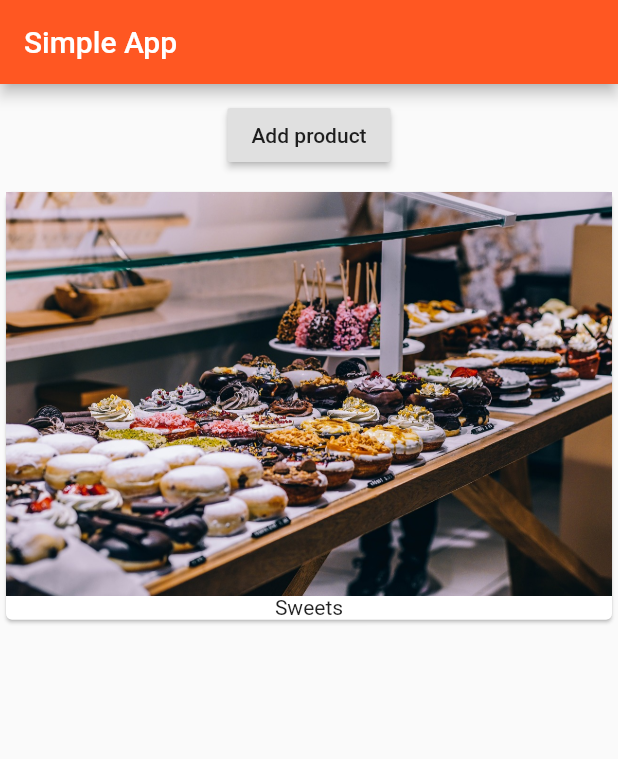
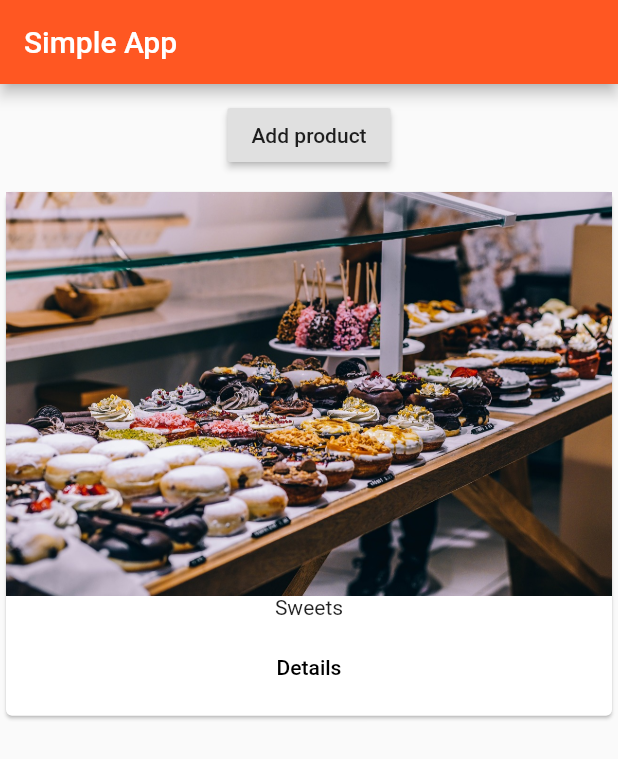
Before and after one commit to xdass/flutter_learn, a Flutter app: the screen it shows after launch, after a tap on "Add product", on a phone screen of 412 x 824 dp. Shown: the top 759 px of the screen. Run offline on Flutter 3.47's test engine with Material 2 defaults, Android fonts, the phone set to English and light mode, and no system bars.

Commit message:
Add navigation

```diff
--- a/lib/main.dart
+++ b/lib/main.dart
@@ -1,6 +1,8 @@
 import 'package:flutter/material.dart';
 import './product_manager.dart';
 // import 'package:flutter/rendering.dart';
+
+import './pages/home.dart';
 
 void main() {
   // debugPaintBaselinesEnabled = true;
@@ -13,11 +15,7 @@ class MyApp extends StatelessWidget {
     return MaterialApp(
       // debugShowMaterialGrid: true,
       theme: ThemeData(primarySwatch: Colors.deepOrange),
-      home: Scaffold(
-          appBar: AppBar(
-            title: Text('Simple App'),
-          ),
-          body: ProductManager()),
+      home: HomePage(),
     );
   }
 }
--- /dev/null
+++ b/lib/pages/home.dart
@@ -0,0 +1,15 @@
+import 'package:flutter/material.dart';
+import '../product_manager.dart';
+
+
+class HomePage extends StatelessWidget {
+  @override
+  Widget build(BuildContext context) {
+    return Scaffold(
+          appBar: AppBar(
+            title: Text('Simple App'),
+          ),
+          body: ProductManager(),
+    );
+  }
+}
--- a/lib/products.dart
+++ b/lib/products.dart
@@ -1,4 +1,5 @@
 import 'package:flutter/material.dart';
+import './pages/product.dart';
 
 class Products extends StatelessWidget {
   final List<String> products;
@@ -12,7 +13,19 @@ class Products extends StatelessWidget {
       child: Column(
         children: <Widget>[
           Image.asset('assets/food.jpg'),
-          Text(products[index])
+          Text(products[index]),
+          ButtonBar(
+            alignment: MainAxisAlignment.center,
+            children: <Widget>[
+              FlatButton(
+                child: Text('Details'),
+                onPressed: () => Navigator.push(
+                    context,
+                    MaterialPageRoute(
+                        builder: (BuildContext context) => ProductPage())),
+              )
+            ],
+          )
         ],
       ),
     );
```
Also changed, not shown: lib/pages/product.dart (added, +28 -0 lines).
